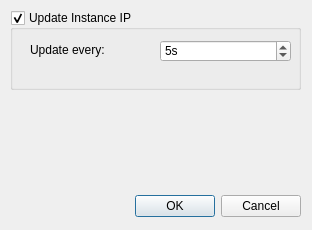
This is ui/settings.ui in igl00/gw2events as Qt 5 draws it before an edit. The edited form follows.
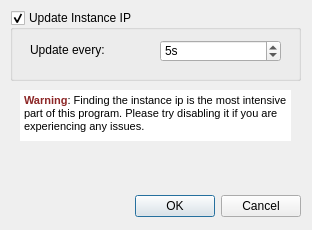
This is the edited form.

Commit message: Added a logger. Increased the width of the time labels to compensate for the font.

The edit to the form file:
```diff
--- a/ui/settings.ui
+++ b/ui/settings.ui
@@ -35,7 +35,7 @@
      <x>10</x>
      <y>10</y>
      <width>291</width>
-     <height>80</height>
+     <height>71</height>
     </rect>
    </property>
    <property name="title">
@@ -49,7 +49,7 @@
      <rect>
       <x>150</x>
       <y>30</y>
-      <width>131</width>
+      <width>121</width>
       <height>22</height>
      </rect>
     </property>
@@ -80,6 +80,35 @@
     </property>
    </widget>
   </widget>
+  <widget class="QTextEdit" name="textEdit">
+   <property name="geometry">
+    <rect>
+     <x>20</x>
+     <y>90</y>
+     <width>271</width>
+     <height>51</height>
+    </rect>
+   </property>
+   <property name="frameShape">
+    <enum>QFrame::NoFrame</enum>
+   </property>
+   <property name="html">
+    <string>&lt;!DOCTYPE HTML PUBLIC &quot;-//W3C//DTD HTML 4.0//EN&quot; &quot;http://www.w3.org/TR/REC-html40/strict.dtd&quot;&gt;
+&lt;html&gt;&lt;head&gt;&lt;meta name=&quot;qrichtext&quot; content=&quot;1&quot; /&gt;&lt;style type=&quot;text/css&quot;&gt;
+p, li { white-space: pre-wrap; }
+&lt;/style&gt;&lt;/head&gt;&lt;body style=&quot; font-family:'MS Shell Dlg 2'; font-size:8.25pt; font-weight:400; font-style:normal;&quot;&gt;
+&lt;p style=&quot; margin-top:0px; margin-bottom:0px; margin-left:0px; margin-right:0px; -qt-block-indent:0; text-indent:0px;&quot;&gt;&lt;span style=&quot; font-size:8pt; font-weight:600; color:#8c2626;&quot;&gt;Warning&lt;/span&gt;&lt;span style=&quot; font-size:8pt;&quot;&gt;: Finding the instance ip is the most intensive part of this program. Please try disabling it if you are experiencing any issues.&lt;/span&gt;&lt;/p&gt;&lt;/body&gt;&lt;/html&gt;</string>
+   </property>
+   <property name="acceptRichText">
+    <bool>false</bool>
+   </property>
+   <property name="cursorWidth">
+    <number>0</number>
+   </property>
+   <property name="textInteractionFlags">
+    <set>Qt::NoTextInteraction</set>
+   </property>
+  </widget>
  </widget>
  <resources/>
  <connections>
```
The commit also changes 9 other files.
